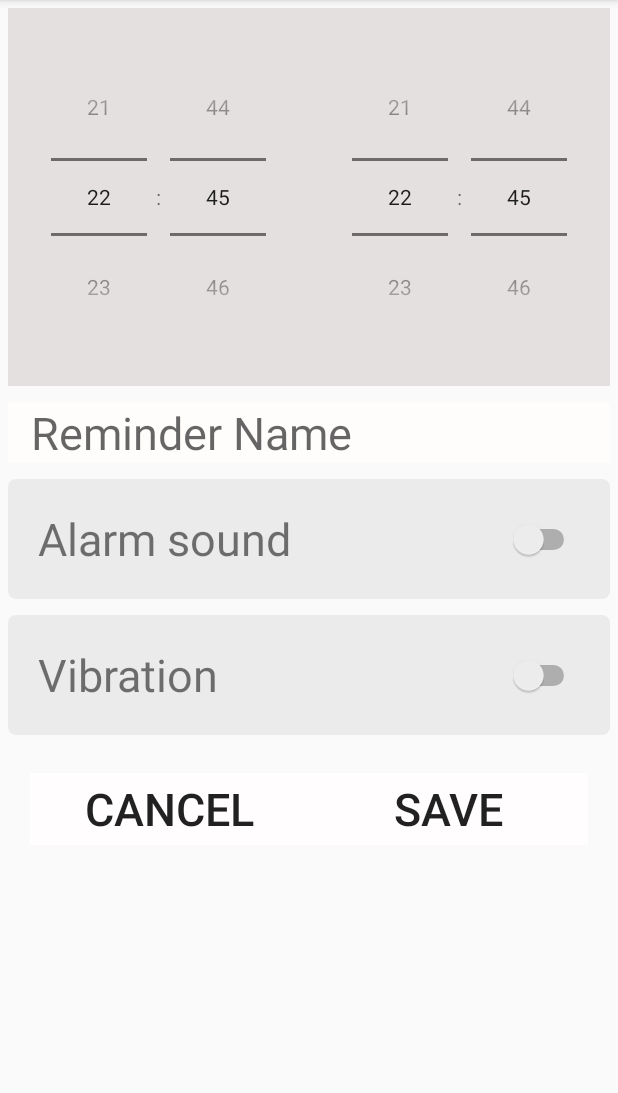
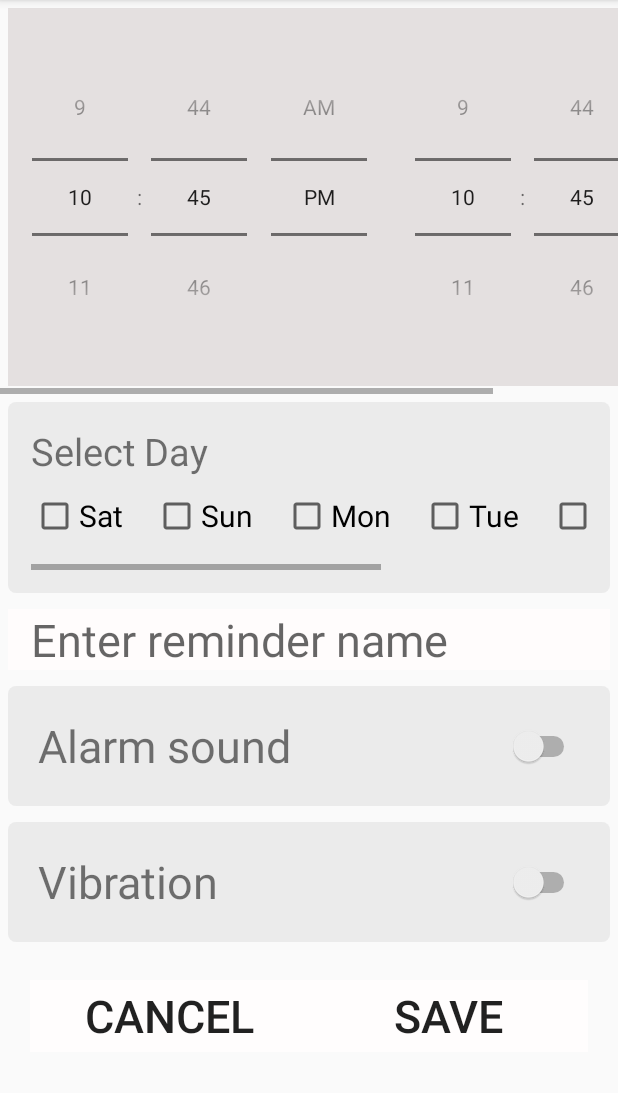
Before and after one commit to Abdullah272056/ReminderAppDesign, an Android app: the MainActivity2 screen opened directly, with no data from a screen before it, on a phone screen of 412 x 824 dp, the part 84-1177 px from its top. Run offline under Robolectric (Android 15) with nearby library versions, the phone set to English and light mode, and no system bars.

```diff
--- a/app/src/main/java/com/example/reminderappdesign/MainActivity.java
+++ b/app/src/main/java/com/example/reminderappdesign/MainActivity.java
@@ -7,16 +7,22 @@ import android.content.Intent;
 import android.os.Bundle;
 import android.view.View;
 
+import com.example.reminderappdesign.database.DataBaseHelper;
 import com.google.android.material.floatingactionbutton.FloatingActionButton;
 
 public class MainActivity extends AppCompatActivity {
     RecyclerView recyclerView;
     FloatingActionButton floatingActionButton;
+    DataBaseHelper dataBaseHelper;
 
     @Override
     protected void onCreate(Bundle savedInstanceState) {
         super.onCreate(savedInstanceState);
         setContentView(R.layout.activity_main);
+        dataBaseHelper=new DataBaseHelper(MainActivity.this);
+        dataBaseHelper.getWritableDatabase();
+
+
         recyclerView=findViewById(R.id.recyclerViewId);
         floatingActionButton=findViewById(R.id.floatingButtonId);
         floatingActionButton.setOnClickListener(new View.OnClickListener() {
--- a/app/src/main/java/com/example/reminderappdesign/MainActivity2.java
+++ b/app/src/main/java/com/example/reminderappdesign/MainActivity2.java
@@ -11,9 +11,6 @@ public class MainActivity2 extends AppCompatActivity {
     protected void onCreate(Bundle savedInstanceState) {
         super.onCreate(savedInstanceState);
         setContentView(R.layout.activity_main2);
-        TimePicker startPicker=findViewById(R.id.startTimePickerId);
-        startPicker.setIs24HourView(true);
-        TimePicker endPicker=findViewById(R.id.endTimePickerId);
-        endPicker.setIs24HourView(true);
+
     }
 }
--- /dev/null
+++ b/app/src/main/java/com/example/reminderappdesign/ObjectClass.java
@@ -0,0 +1,5 @@
+package com.example.reminderappdesign;
+
+public class ObjectClass {
+
+}
--- a/app/src/main/res/layout/activity_main2.xml
+++ b/app/src/main/res/layout/activity_main2.xml
@@ -13,13 +13,17 @@
             android:orientation="vertical"
             android:layout_width="match_parent"
             android:layout_height="match_parent">
+            <HorizontalScrollView
+                android:layout_width="wrap_content"
+                android:layout_height="wrap_content">
             <LinearLayout
                 android:layout_margin="5dp"
                 android:orientation="horizontal"
-                android:weightSum="2"
-                android:layout_width="match_parent"
+                android:weightSum="1"
+                android:layout_width="wrap_content"
                 android:layout_height="wrap_content">
                 <TimePicker
+                    android:numbersInnerTextColor="#38009C"
                     android:id="@+id/startTimePickerId"
                     android:paddingBottom="20dp"
                     android:paddingTop="20dp"
@@ -27,9 +31,8 @@
                     android:numbersTextColor="#FA0000"
                     android:backgroundTint="#E4E0E0"
                     android:timePickerMode="spinner"
-                    android:layout_weight="1"
-                    android:layout_width="0dp"
-                    android:layout_height="match_parent"/>
+                    android:layout_width="wrap_content"
+                    android:layout_height="wrap_content"/>
                 <TimePicker
                     android:id="@+id/endTimePickerId"
                     android:paddingBottom="20dp"
@@ -38,11 +41,86 @@
                     android:numbersTextColor="#FA0000"
                     android:backgroundTint="#E4E0E0"
                     android:timePickerMode="spinner"
-                    android:layout_weight="1"
-                    android:layout_width="0dp"
-                    android:layout_height="match_parent"/>
+                    android:layout_width="wrap_content"
+                    android:layout_height="wrap_content"/>
 
             </LinearLayout>
+
+            </HorizontalScrollView>
+
+            <LinearLayout
+                android:padding="15dp"
+                android:layout_margin="5dp"
+                android:background="@drawable/card_bg"
+                android:orientation="vertical"
+                android:layout_width="match_parent"
+                android:layout_height="wrap_content">
+                <TextView
+                    android:textSize="25sp"
+                    android:text="Select Day"
+                    android:layout_width="match_parent"
+                    android:layout_height="wrap_content"/>
+                <HorizontalScrollView
+                    android:layout_width="wrap_content"
+                    android:layout_height="wrap_content">
+                    <LinearLayout
+                        android:paddingRight="10dp"
+                        android:paddingBottom="20dp"
+                        android:paddingTop="10dp"
+                        android:orientation="horizontal"
+                        android:layout_width="wrap_content"
+                        android:layout_height="wrap_content">
+
+                        <CheckBox
+                            android:text="Sat"
+                            android:textSize="20sp"
+                            android:layout_width="wrap_content"
+                            android:layout_height="wrap_content"/>
+                        <CheckBox
+                            android:layout_marginLeft="20dp"
+                            android:text="Sun"
+                            android:textSize="20sp"
+                            android:layout_width="wrap_content"
+                            android:layout_height="wrap_content"/>
+                        <CheckBox
+                            android:layout_marginLeft="20dp"
+                            android:text="Mon"
+                            android:textSize="20sp"
+                            android:layout_width="wrap_content"
+                            android:layout_height="wrap_content"/>
+                        <CheckBox
+                            android:layout_marginLeft="20dp"
+                            android:text="Tue"
+                            android:textSize="20sp"
+                            android:layout_width="wrap_content"
+                            android:layout_height="wrap_content"/>
+                        <CheckBox
+                            android:layout_marginLeft="20dp"
+                            android:text="Wed"
+                            android:textSize="20sp"
+                            android:layout_width="wrap_content"
+                            android:layout_height="wrap_content"/>
+                        <CheckBox
+                            android:layout_marginLeft="20dp"
+                            android:text="Thu"
+                            android:textSize="20sp"
+                            android:layout_width="wrap_content"
+                            android:layout_height="wrap_content"/>
+                        <CheckBox
+                            android:layout_marginLeft="20dp"
+                            android:text="Fri"
+                            android:textSize="20sp"
+                            android:layout_width="wrap_content"
+                            android:layout_height="wrap_content"/>
+
+                    </LinearLayout>
+
+                </HorizontalScrollView>
+
+
+
+            </LinearLayout>
+
             <LinearLayout
                 android:layout_margin="5dp"
                 android:background="@drawable/card_bg"
@@ -55,7 +133,7 @@
                     android:background="#FFFCFC"
                     android:textColor="#000000"
                     android:textSize="30sp"
-                    android:hint="Reminder Name"
+                    android:hint="Enter reminder name"
                     android:layout_width="match_parent"
                     android:layout_height="wrap_content"/>
             </LinearLayout>
@@ -73,6 +151,7 @@
                     android:layout_weight="3.5"
                     android:layout_width="0dp"
                     android:layout_height="match_parent"/>
+
                 <Switch
                     android:paddingEnd="20dp"
                     android:layout_weight="1.5"
--- a/app/src/main/res/layout/recyclerview_row_item.xml
+++ b/app/src/main/res/layout/recyclerview_row_item.xml
@@ -8,8 +8,8 @@
 
     <LinearLayout
         android:weightSum="2"
+        android:layout_weight="3"
         android:orientation="vertical"
-        android:layout_weight="3"
         android:layout_width="0dp"
         android:layout_height="match_parent">
         <TextView
```
Also changed, not shown: app/src/main/java/com/example/reminderappdesign/database/Constants.java (added, +20 -0 lines), app/src/main/res/layout/input_box.xml (+25 -17 lines).
